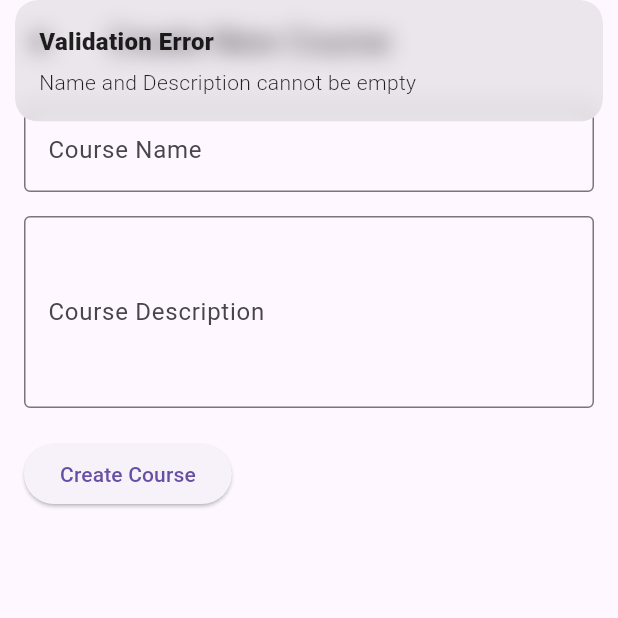
After one commit to admiral-iman/kisah_nusantara_app, a Flutter app: the HomeView screen opened by its route, item 2 of the bottom bar chosen, after a tap on "Create Course", on a phone screen of 412 x 824 dp, the top half of it. The commit adds this screen. Run offline on Flutter 3.47's test engine with Material 3 defaults, Android fonts, the phone set to English and light mode, and no system bars; our stand-ins replace cloud_firestore, firebase_auth, firebase_core, get, shared_preferences, webview_flutter and 1 more; accounts and stored records are empty.

Commit message:
mycourse

```diff
--- /dev/null
+++ b/lib/app/modules/createcourse/controllers/course_controller.dart
@@ -0,0 +1,35 @@
+import 'package:cloud_firestore/cloud_firestore.dart';
+import 'package:get/get.dart';
+
+class CourseController extends GetxController {
+  final FirebaseFirestore _firestore = FirebaseFirestore.instance;
+
+  var courseName = ''.obs;
+  var courseDescription = ''.obs;
+  var isLoading = false.obs;
+
+  // Function to add course to Firestore
+  Future<void> addCourse() async {
+    if (courseName.isEmpty || courseDescription.isEmpty) {
+      Get.snackbar('Validation Error', 'Name and Description cannot be empty');
+      return;
+    }
+
+    isLoading(true);
+    try {
+      await _firestore.collection('courses').add({
+        'name': courseName.value,
+        'description': courseDescription.value,
+        'createdAt': DateTime.now(),
+      });
+      // Clear fields after adding
+      courseName.value = '';
+      courseDescription.value = '';
+      Get.snackbar('Success', 'Course created successfully');
+    } catch (e) {
+      Get.snackbar('Error', 'Failed to create course: $e');
+    } finally {
+      isLoading(false);
+    }
+  }
+}
--- /dev/null
+++ b/lib/app/modules/createcourse/views/create_course_view.dart
@@ -0,0 +1,55 @@
+import 'package:flutter/material.dart';
+import 'package:get/get.dart';
+import '../controllers/course_controller.dart';
+
+class CreateCourseView extends StatelessWidget {
+  final CourseController controller = Get.put(CourseController());
+
+  @override
+  Widget build(BuildContext context) {
+    return Scaffold(
+      appBar: AppBar(
+        title: Text('Create New Course'),
+      ),
+      body: Padding(
+        padding: const EdgeInsets.all(16.0),
+        child: Obx(() {
+          return Column(
+            crossAxisAlignment: CrossAxisAlignment.start,
+            children: [
+              TextField(
+                onChanged: (value) {
+                  controller.courseName.value = value;
+                },
+                decoration: InputDecoration(
+                  labelText: 'Course Name',
+                  border: OutlineInputBorder(),
+                ),
+              ),
+              SizedBox(height: 16),
+              TextField(
+                onChanged: (value) {
+                  controller.courseDescription.value = value;
+                },
+                decoration: InputDecoration(
+                  labelText: 'Course Description',
+                  border: OutlineInputBorder(),
+                ),
+                maxLines: 4,
+              ),
+              SizedBox(height: 20),
+              controller.isLoading.value
+                  ? Center(child: CircularProgressIndicator())
+                  : ElevatedButton(
+                      onPressed: () {
+                        controller.addCourse();
+                      },
+                      child: Text('Create Course'),
+                    ),
+            ],
+          );
+        }),
+      ),
+    );
+  }
+}
--- a/lib/app/modules/home/views/bottom_navbar.dart
+++ b/lib/app/modules/home/views/bottom_navbar.dart
@@ -1,8 +1,9 @@
 import 'package:flutter/material.dart';
 import 'package:get/get.dart';
+import 'package:kisah_nusantara_app/app/modules/createcourse/views/create_course_view.dart';
+import 'package:kisah_nusantara_app/app/modules/mycourse/views/mycourse.dart';
 import '../../profile/views/profile_view.dart';
 import 'home_view.dart';
-
 
 class BottomNavBar extends StatelessWidget {
   final int currentIndex;
@@ -18,9 +19,11 @@ class BottomNavBar extends StatelessWidget {
       unselectedItemColor: Colors.grey,
       onTap: (index) {
         if (index == 0) {
-          Get.offAll(() => HomeView()); // Navigasi ke Home
+          Get.to(() => HomeView()); // Navigasi ke Home
+        } else if (index == 1) {
+          Get.to(() => CreateCourseView()); // Navigasi ke My Course
         } else if (index == 2) {
-          Get.offAll(() => ProfilePage()); // Navigasi ke Profile
+          Get.to(() => ProfilePage()); // Navigasi ke Profile
         }
       },
       items: [
@@ -29,9 +32,9 @@ class BottomNavBar extends StatelessWidget {
           label: 'Beranda',
         ),
         BottomNavigationBarItem(
-            icon: Icon(Icons.library_books),
-            label: 'Kursus',
-          ),
+          icon: Icon(Icons.library_books),
+          label: 'Kursus',
+        ),
         BottomNavigationBarItem(
           icon: Icon(Icons.person),
           label: 'Profil',
--- /dev/null
+++ b/lib/app/modules/mycourse/controllers/mycourse_controller.dart
@@ -0,0 +1,30 @@
+import 'package:get/get.dart';
+
+class MyCourseController extends GetxController {
+  // Observable list of courses
+  var courses = <Map<String, dynamic>>[
+    {'id': 1, 'name': 'Sejarah Nusantara', 'selected': false},
+    {'id': 2, 'name': 'Bahasa Daerah', 'selected': false},
+    {'id': 3, 'name': 'Budaya Lokal', 'selected': false},
+    {'id': 4, 'name': 'Kerajaan Hindu-Buddha', 'selected': false},
+    {'id': 5, 'name': 'Kerajaan Islam', 'selected': false},
+  ].obs;
+
+  // Observable variable to track selected courses count
+  var selectedCount = 0.obs;
+
+  // Function to toggle selection of a course
+  void toggleCourse(int id) {
+    final index = courses.indexWhere((course) => course['id'] == id);
+    if (index != -1) {
+      courses[index]['selected'] = !courses[index]['selected'];
+      updateSelectedCount();
+    }
+  }
+
+  // Update the count of selected courses
+  void updateSelectedCount() {
+    selectedCount.value =
+        courses.where((course) => course['selected'] == true).length;
+  }
+}
--- a/lib/app/modules/profile/controllers/auth_controller.dart
+++ b/lib/app/modules/profile/controllers/auth_controller.dart
@@ -1,5 +1,3 @@
-import 'dart:ffi';
-
 import 'package:get/get.dart';
 import 'package:firebase_auth/firebase_auth.dart';
 import 'package:cloud_firestore/cloud_firestore.dart';
```
Also changed, not shown: lib/app/modules/mycourse/views/mycourse.dart (added, +54 -0 lines).
